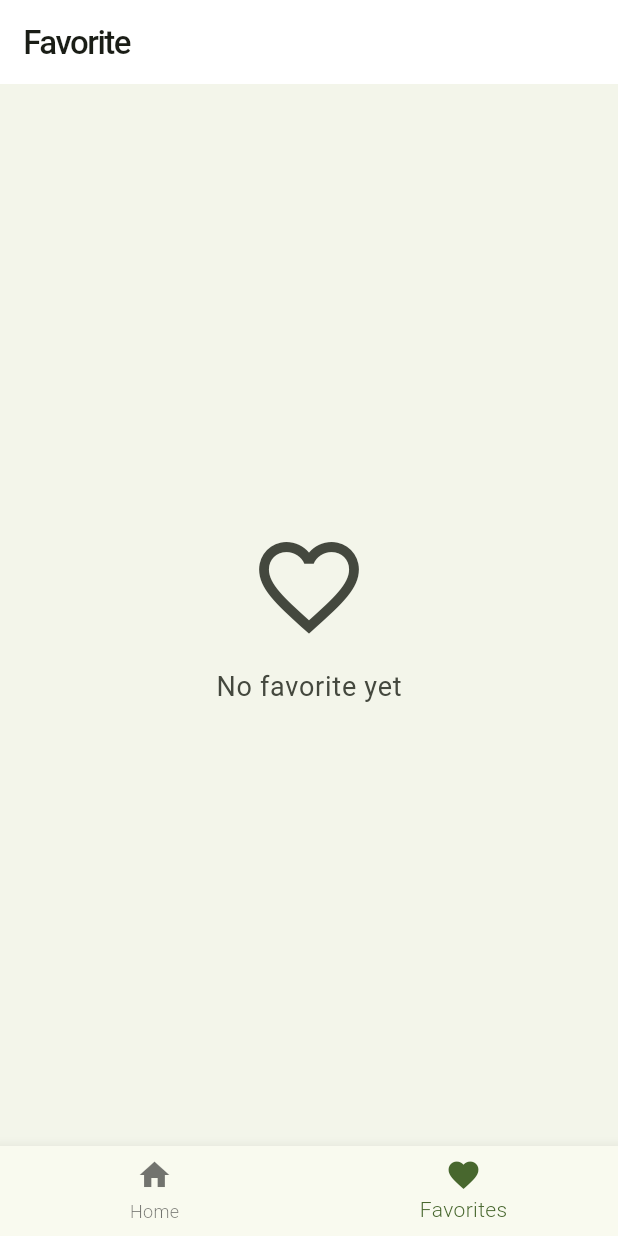
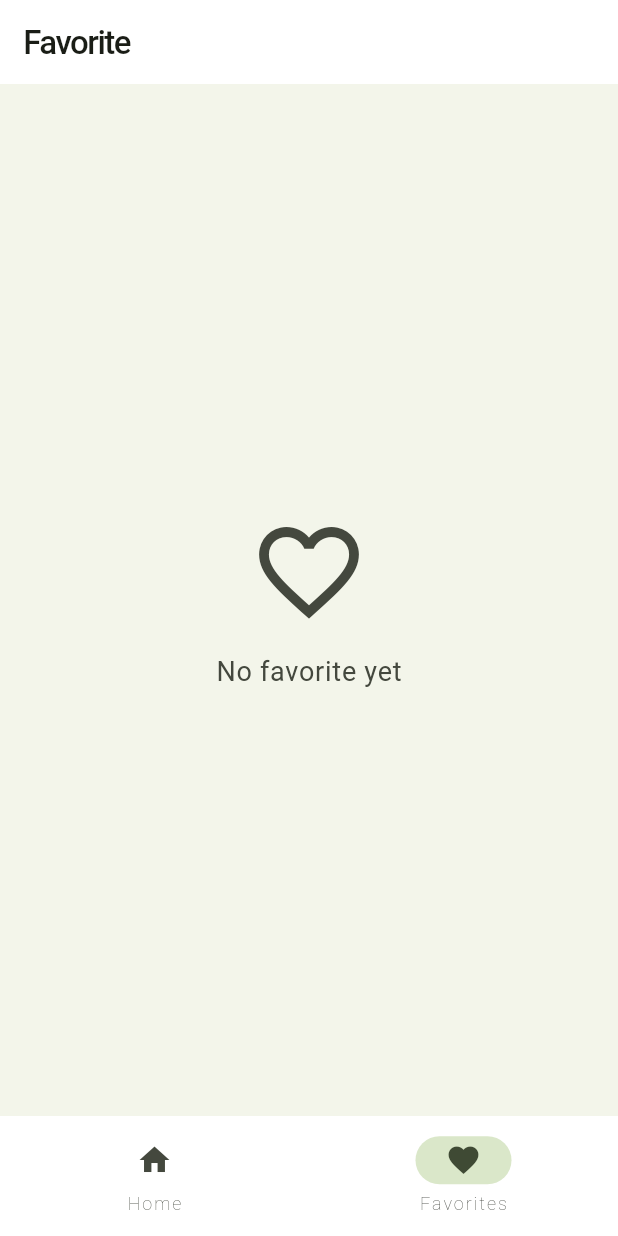
Before and after one commit to Vrynd/FoodieHub_app, a Flutter app: the screen it shows after launch, item 2 of the bottom bar chosen, on a phone screen of 412 x 824 dp. Run offline on Flutter 3.47's test engine with Material 3 defaults, Android fonts, the phone set to English and light mode, and no system bars; our stand-ins replace google_fonts; network calls fail; Roboto replaces fonts that are missing (Gabarito).

```diff
--- a/lib/screens/main_screen.dart
+++ b/lib/screens/main_screen.dart
@@ -23,20 +23,20 @@ class _MainScreenState extends State<MainScreen> {
           };
         },
       ),
-
-      bottomNavigationBar: BottomNavigationBar(
-        type: BottomNavigationBarType.fixed,
-        currentIndex: context.watch<IndexNavProvider>().indexBottomNavBar,
-        onTap: (index) {
+      bottomNavigationBar: NavigationBar(
+        backgroundColor: Theme.of(context).colorScheme.onPrimary,
+        surfaceTintColor: Theme.of(context).colorScheme.onPrimary,
+        selectedIndex: context.watch<IndexNavProvider>().indexBottomNavBar,
+        onDestinationSelected: (index) {
           context.read<IndexNavProvider>().setIndextBottomNavBar = index;
         },
-        items: const [
-          BottomNavigationBarItem(
+        destinations: const [
+          NavigationDestination(
             icon: Icon(Icons.home),
             label: "Home",
             tooltip: "Home",
           ),
-          BottomNavigationBarItem(
+          NavigationDestination(
             icon: Icon(Icons.favorite),
             label: "Favorites",
             tooltip: "Favorites",
```
